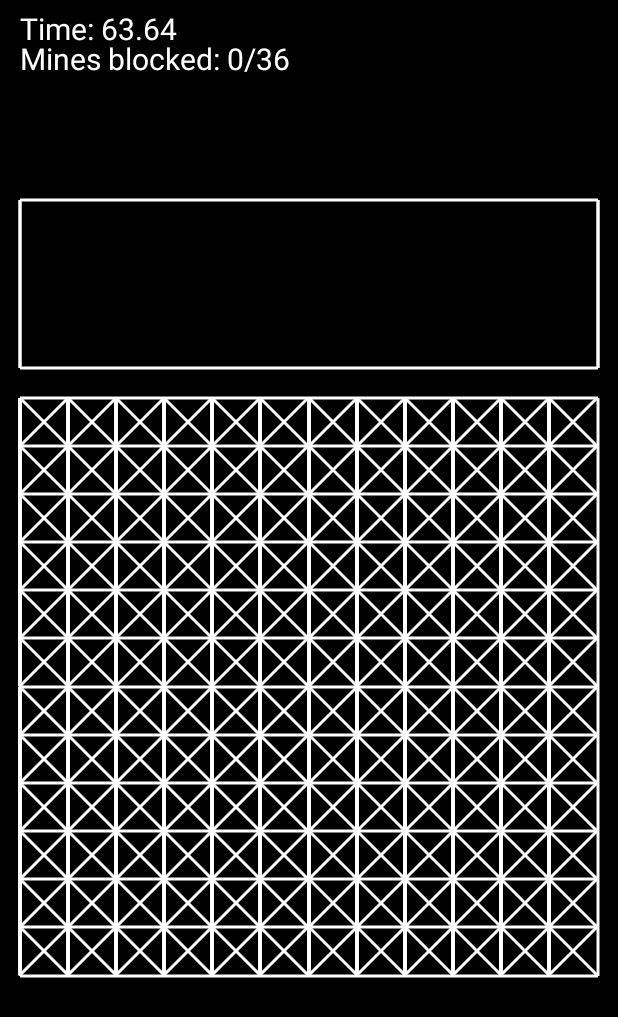
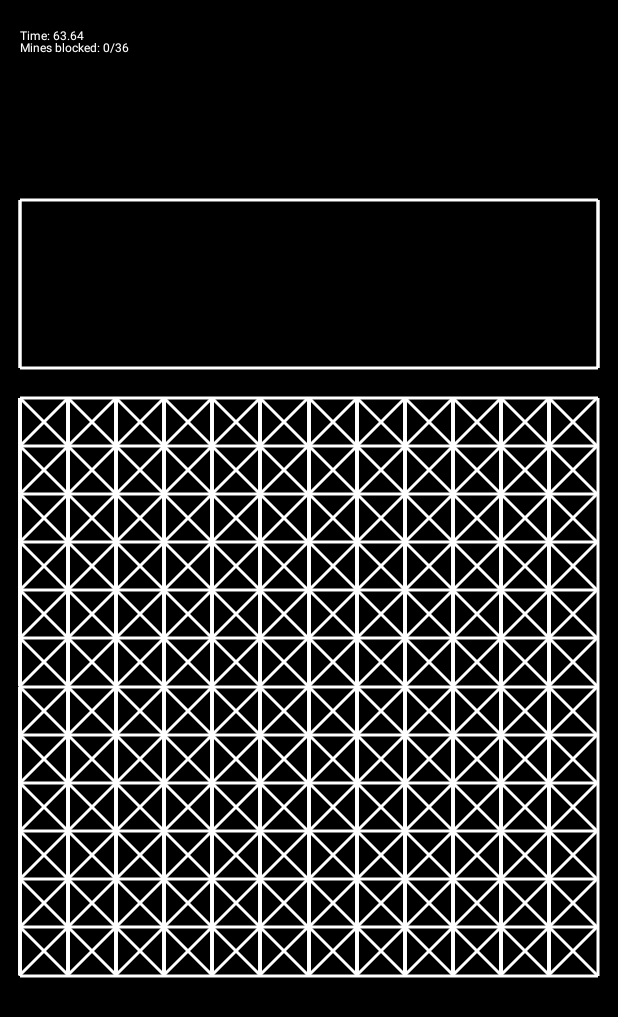
Before and after one commit to stastnypremysl/Mines3D, an Android app: the GameActivity screen opened directly, with no data from a screen before it, on a phone screen of 412 x 824 dp. Shown: the top 1017 px of the screen. Run offline under Robolectric (Android 15) with nearby library versions, the phone set to English and light mode, and no system bars.

Commit message:
Changed name, better icon and documentation, dynamic score label

```diff
--- a/app/src/main/java/cos/premy/mines/graphics/MinesLayoutComputor.java
+++ b/app/src/main/java/cos/premy/mines/graphics/MinesLayoutComputor.java
@@ -132,4 +132,8 @@ class MinesLayoutComputor {
         return MARGIN_TOP;
     }
 
+    int getStatusHeight() {
+        return (min(width, height) * 30) / 1440;
+    }
+
 }
--- a/app/src/main/java/cos/premy/mines/graphics/MinesView.java
+++ b/app/src/main/java/cos/premy/mines/graphics/MinesView.java
@@ -166,6 +166,6 @@ public class MinesView extends View {
 
         grid.setPosition(layout.getGridX(), layout.getGridWidth(), layout.getGridY(), layout.getGridHeight());
         switchButton.setPosition(layout.getButtonX(), layout.getButtonWidth(), layout.getButtonY(), layout.getButtonHeight());
-        statusLabel.setPosition(layout.getStatusLabelX(),0,  layout.getStatusLabelY(), 0);
+        statusLabel.setPosition(layout.getStatusLabelX(),0,  layout.getStatusLabelY(), layout.getStatusHeight());
     }
 }
--- a/app/src/main/java/cos/premy/mines/graphics/StatusLabel.java
+++ b/app/src/main/java/cos/premy/mines/graphics/StatusLabel.java
@@ -13,7 +13,7 @@ import cos.premy.mines.data.MinesContainer;
  */
 
 public class StatusLabel implements IDrawable {
-    private static final int FONT_SIZE = 30;
+    private int fontSize = 30;
 
     private final MinesContainer minesContainer;
     private final GameStatus status;
@@ -30,7 +30,7 @@ public class StatusLabel implements IDrawable {
         paint = new Paint();
         paint.setColor(Color.WHITE);
         paint.setStyle(Paint.Style.FILL);
-        paint.setTextSize(FONT_SIZE);
+        paint.setTextSize(fontSize);
         //paint.setTypeface(Typeface.create("Courier", Typeface.NORMAL));
     }
 
@@ -54,7 +54,7 @@ public class StatusLabel implements IDrawable {
         builder.append(minesContainer.getMinesNumber());
 
         toWrite = builder.toString();
-        canvas.drawText(toWrite, x, y + FONT_SIZE, paint);
+        canvas.drawText(toWrite, x, y + fontSize, paint);
 
     }
 
@@ -62,6 +62,9 @@ public class StatusLabel implements IDrawable {
     public void setPosition(int x, int width, int y, int height) {
         this.x = x;
         this.y = y;
+
+        this.fontSize = height;
+        paint.setTextSize(fontSize);
     }
 
     @Override
--- a/app/src/main/res/values/strings.xml
+++ b/app/src/main/res/values/strings.xml
@@ -1,3 +1,3 @@
 <resources>
-    <string name="app_name">Mines</string>
+    <string name="app_name">Mines3D</string>
 </resources>
```
Also changed, not shown: app/src/main/res/mipmap-hdpi/ic_launcher.png, app/src/main/res/mipmap-hdpi/ic_launcher_round.png, app/src/main/res/mipmap-mdpi/ic_launcher.png, app/src/main/res/mipmap-mdpi/ic_launcher_round.png, app/src/main/res/mipmap-xhdpi/ic_launcher.png, app/src/main/res/mipmap-xhdpi/ic_launcher_round.png, app/src/main/res/mipmap-xxhdpi/ic_launcher.png, app/src/main/res/mipmap-xxhdpi/ic_launcher_round.png, app/src/main/res/mipmap-xxxhdpi/ic_launcher.png, app/src/main/res/mipmap-xxxhdpi/ic_launcher_round.png, 4 other files.
